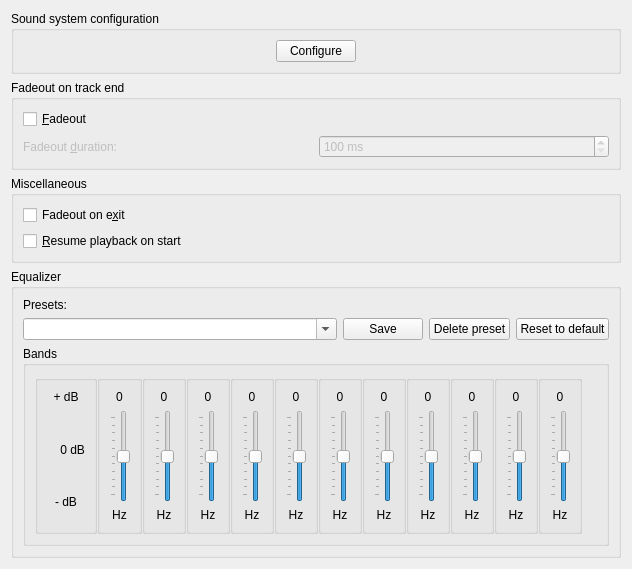
The window that src/configdialog/dialogs/PlaybackConfig.ui (KDE/amarok) describes before a commit, drawn with Qt 5.
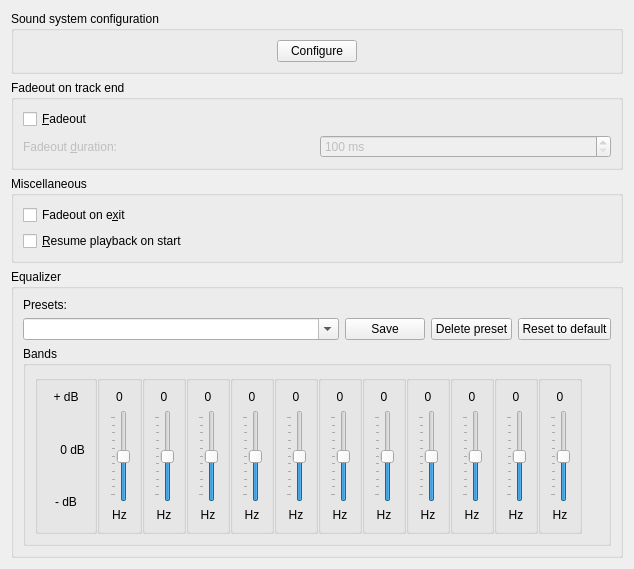
The same window after the commit.

Commit message: Add some comments for methods in equalizer action class. Fix some spelling errors in equalizer config dialog.

Diff of the .ui file:
```diff
--- a/src/configdialog/dialogs/PlaybackConfig.ui
+++ b/src/configdialog/dialogs/PlaybackConfig.ui
@@ -6,8 +6,8 @@
    <rect>
     <x>0</x>
     <y>0</y>
-    <width>632</width>
-    <height>561</height>
+    <width>634</width>
+    <height>569</height>
    </rect>
   </property>
   <layout class="QGridLayout" name="gridLayout_5">
```
Left out of the diff: 6 changed lines with no effect on the pictures. The commit also changes 2 other files.
